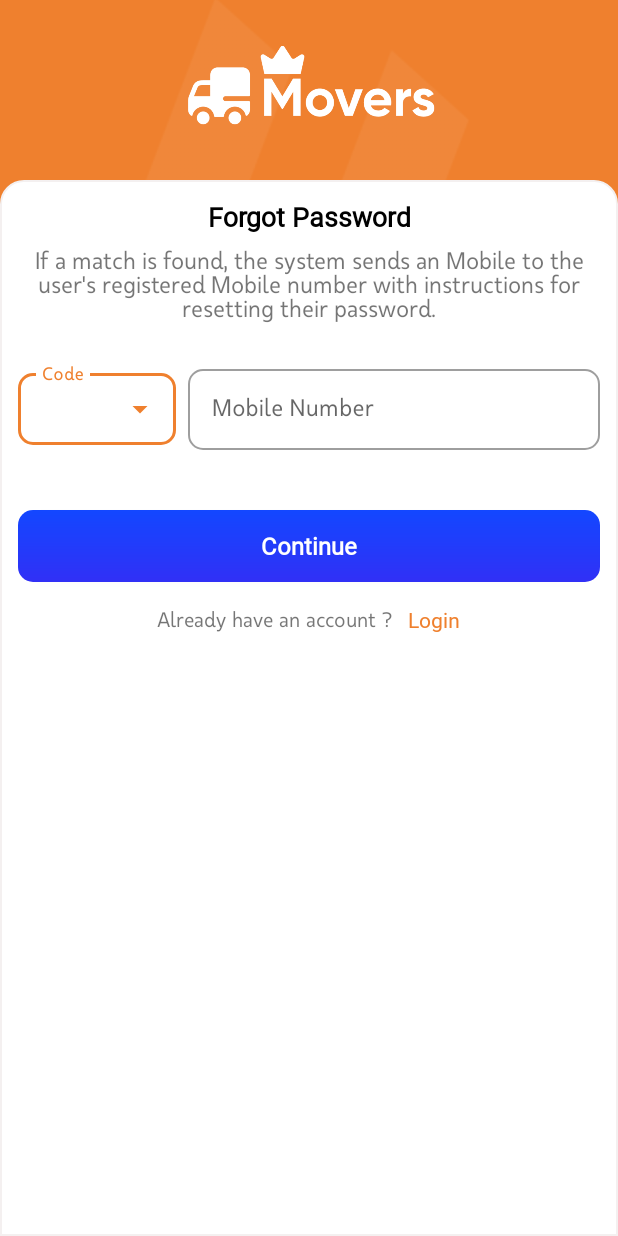
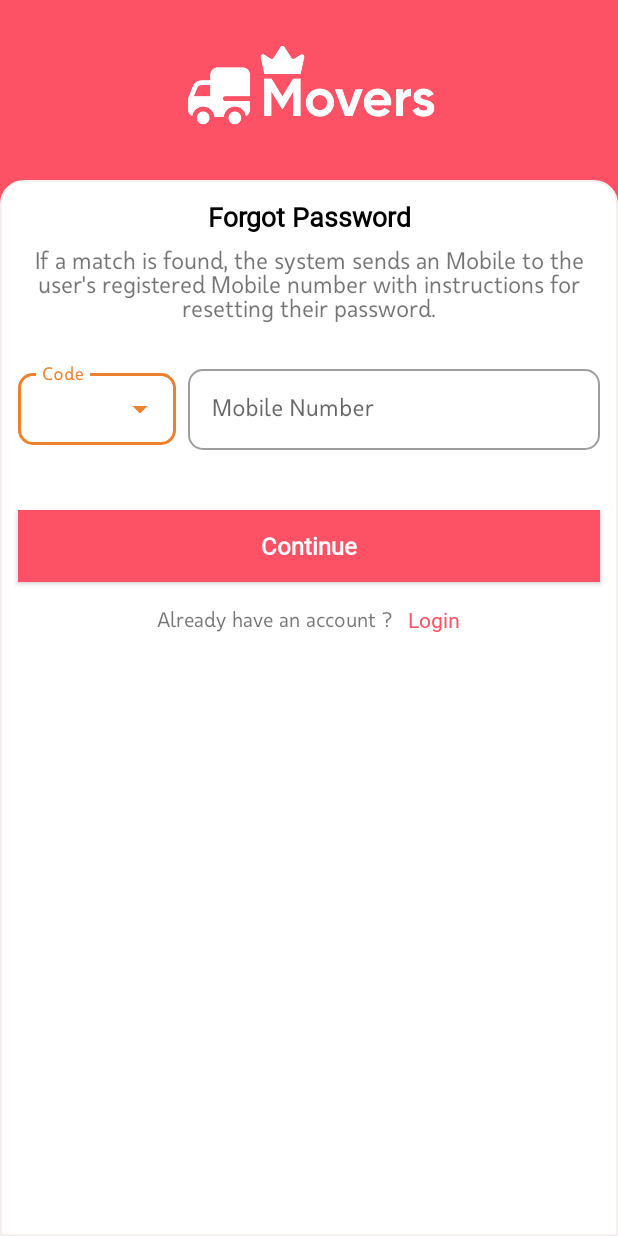
Before and after one commit to Vasanthdev2004/truck-lorry-app, an Android app: the ForgotPasswordActivity screen opened directly, with no data from a screen before it, on a phone screen of 412 x 824 dp. Run offline under Robolectric (Android 15) with nearby library versions, the phone set to English and light mode, and no system bars; our stand-ins replace ButterKnife.

Commit message:
three pages forgot login and signup

```diff
--- a/app/src/main/res/layout/activity_forgot_password.xml
+++ b/app/src/main/res/layout/activity_forgot_password.xml
@@ -22,6 +22,7 @@
         <LinearLayout
             android:layout_width="match_parent"
             android:layout_height="match_parent"
+            android:background="#FD5266"
             android:orientation="vertical">
 
             <LinearLayout
@@ -30,10 +31,11 @@
                 android:layout_height="120dp"
                 android:gravity="center"
                 android:orientation="vertical">
+
                 <ImageView
                     android:layout_width="170dp"
-                    android:src="@drawable/applogo"
-                    android:layout_height="wrap_content"/>
+                    android:layout_height="wrap_content"
+                    android:src="@drawable/applogo" />
 
             </LinearLayout>
 
@@ -128,9 +130,9 @@
                         <!--this is the actual edit text which takes the input-->
                         <com.google.android.material.textfield.TextInputEditText
                             android:id="@+id/ed_username"
-                            android:inputType="phone"
                             android:layout_width="match_parent"
-                            android:layout_height="wrap_content" />
+                            android:layout_height="wrap_content"
+                            android:inputType="phone" />
 
                     </com.google.android.material.textfield.TextInputLayout>
 
@@ -140,8 +142,6 @@
                 <View
                     android:layout_width="match_parent"
                     android:layout_height="10dp" />
-
-
 
 
                 <View
@@ -154,7 +154,7 @@
                     android:layout_height="wrap_content"
                     android:layout_marginStart="12dp"
                     android:layout_marginEnd="12dp"
-                    android:background="@drawable/rounded_button"
+                    android:background="#FD5266"
                     android:gravity="center"
                     android:padding="5dp"
                     android:text="@string/continues"
@@ -187,7 +187,7 @@
                         android:gravity="center"
                         android:padding="5dp"
                         android:text="@string/login"
-                        android:textColor="@color/purple_700" />
+                        android:textColor="#FD5266" />
 
 
                 </LinearLayout>
```
Also changed, not shown: app/src/main/res/layout/activity_log.xml (+7 -8 lines), app/src/main/res/layout/activity_sign_up.xml (+17 -9 lines), app/src/main/res/drawable/login.png.
